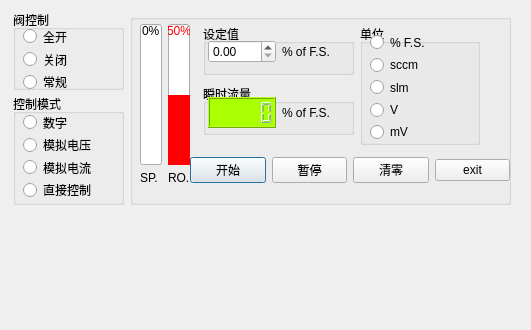
Qt form PythonControler/src/UIControl.ui (erisir/MFC_STM32F373) before a commit; both pictures show x 0 to 531 and y 0 to 330 of the 531 by 568 pixel window.
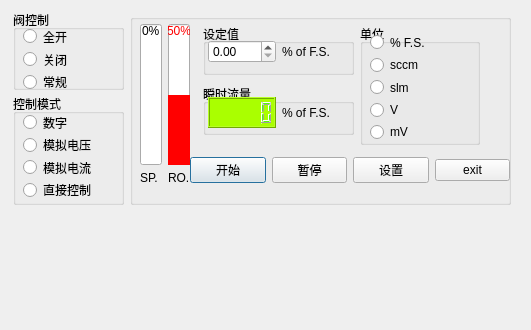
The same form after that commit. Custom widgets are drawn as their Qt base class.

Diff of the .ui file:
```diff
--- a/PythonControler/src/UIControl.ui
+++ b/PythonControler/src/UIControl.ui
@@ -303,7 +303,7 @@
      <item>
       <widget class="QPushButton" name="Clear">
        <property name="text">
-        <string>清零</string>
+        <string>设置</string>
        </property>
       </widget>
      </item>
```
